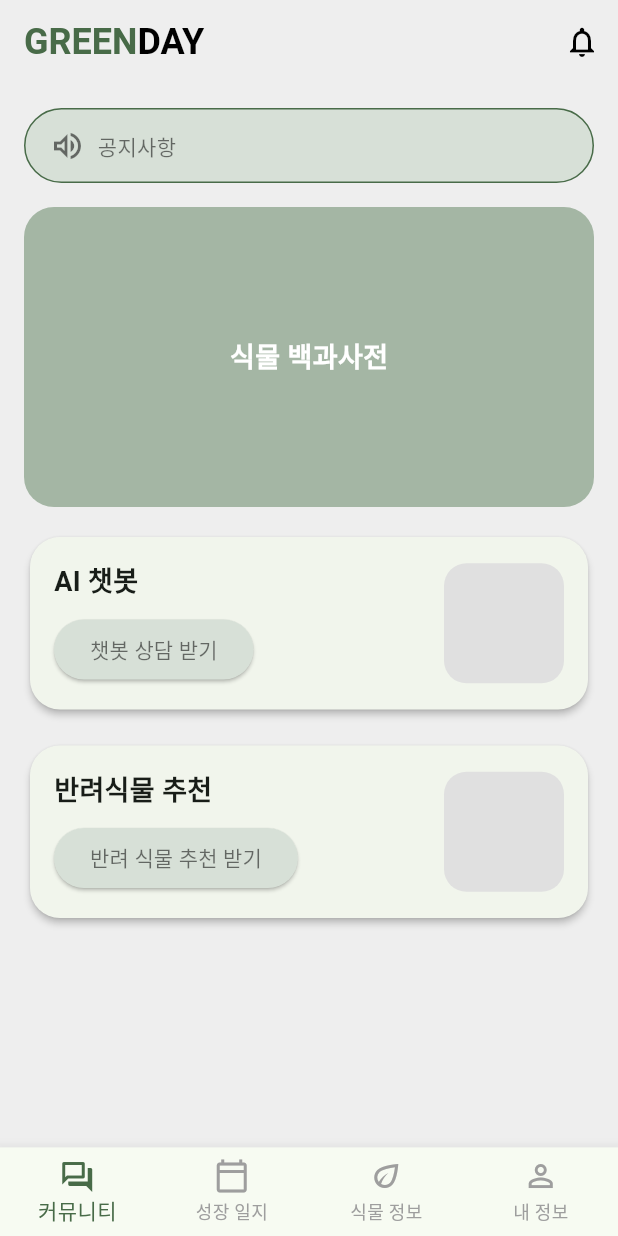
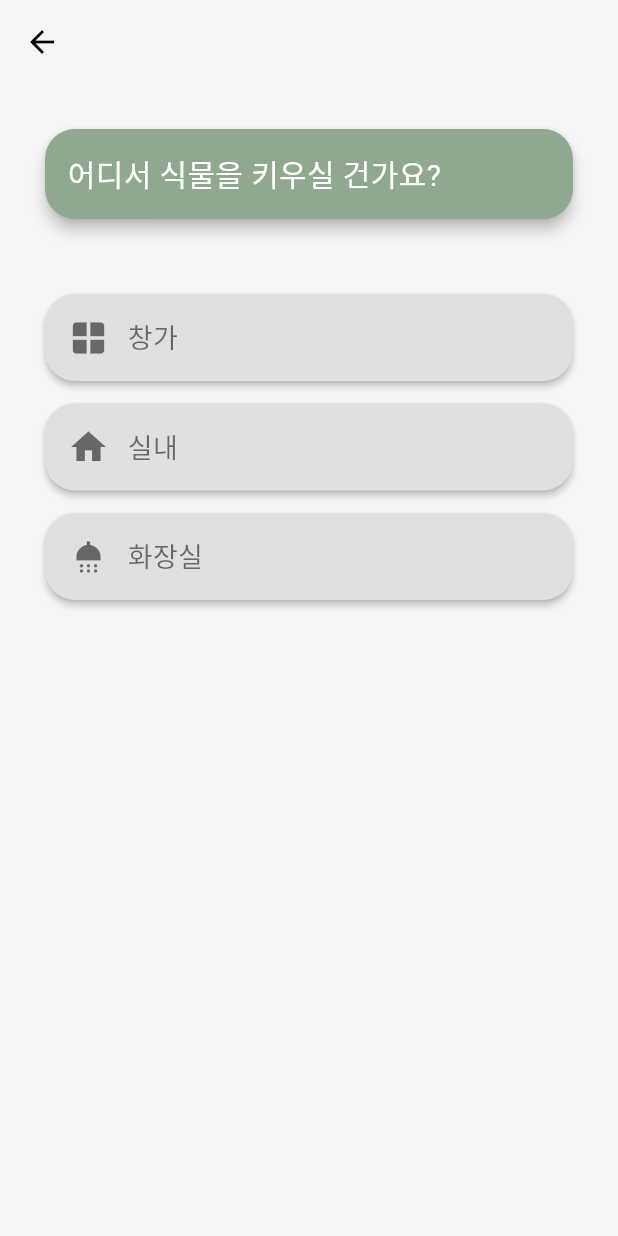
Before and after one commit to kmsms9207/Greenday, a Flutter app: the screen it shows after launch, after a tap on "반려 식물 추천 받기", on a phone screen of 412 x 824 dp. Run offline on Flutter 3.47's test engine with Material 3 defaults, Android fonts, the phone set to English and light mode, and no system bars; our stand-ins replace cached_network_image.

Commit message:
식물 추천 화면 추가

```diff
--- a/frontend/lib/main_screen.dart
+++ b/frontend/lib/main_screen.dart
@@ -5,6 +5,7 @@ import 'notification.dart';
 import 'chatbot.dart';
 import 'encyclopedia_list.dart';
 import 'plant_diary.dart';
+import 'recommend.dart';
 
 class MainScreen extends StatefulWidget {
   // 로그인 화면에서 사용자 이름을 전달받기 위한 변수
@@ -200,7 +201,12 @@ class HomePage extends StatelessWidget {
               title: "반려식물 추천",
               buttonText: "반려 식물 추천 받기",
               onPressed: () {
-                // TODO: 반려식물 추천 기능 구현
+                Navigator.push(
+                  context,
+                  MaterialPageRoute(
+                    builder: (context) => const RecommendScreen(),
+                  ),
+                );
               },
             ),
           ],
--- /dev/null
+++ b/frontend/lib/recommend.dart
@@ -0,0 +1,195 @@
+import 'package:flutter/material.dart';
+
+class RecommendScreen extends StatefulWidget {
+  const RecommendScreen({super.key});
+
+  @override
+  State<RecommendScreen> createState() => _RecommendScreenState();
+}
+
+class _RecommendScreenState extends State<RecommendScreen> {
+  int _currentStep = 1;
+  final Map<String, dynamic> _answers = {
+    "place": null,
+    "experience": null,
+    "has_pets": null,
+  };
+
+  void _nextStep() {
+    setState(() {
+      _currentStep++;
+    });
+  }
+
+  void _prevStep() {
+    if (_currentStep > 1) {
+      setState(() {
+        _currentStep--;
+      });
+    } else {
+      Navigator.of(context).pop();
+    }
+  }
+
+  @override
+  Widget build(BuildContext context) {
+    return Scaffold(
+      backgroundColor: Colors.grey[100],
+      appBar: AppBar(
+        backgroundColor: Colors.grey[100],
+        elevation: 0,
+        leading: IconButton(
+          icon: const Icon(Icons.arrow_back, color: Colors.black),
+          onPressed: _prevStep,
+        ),
+      ),
+      body: _buildStepContent(),
+    );
+  }
+
+  Widget _buildStepContent() {
+    switch (_currentStep) {
+      case 1:
+        return _buildQuestion1();
+      case 2:
+        return _buildQuestion2();
+      case 3:
+        return _buildQuestion3();
+      case 4:
+        return _buildLoadingScreen();
+      default:
+        return const SizedBox.shrink();
+    }
+  }
+
+  // 첫 번째 질문: 장소
+  Widget _buildQuestion1() {
+    return _buildQuestion(
+      title: "어디서 식물을 키우실 건가요?",
+      options: [
+        _optionTile(Icons.window, "창가", "window"),
+        _optionTile(Icons.home, "실내", "indoor"),
+        _optionTile(Icons.shower, "화장실", "bathroom"),
+      ],
+    );
+  }
+
+  // 두 번째 질문: 경험
+  Widget _buildQuestion2() {
+    return _buildQuestion(
+      title: "식물 관리 경험은 어느 정도인가요?",
+      options: [
+        _optionTile(Icons.emoji_people, "초보", "beginner"),
+        _optionTile(Icons.spa, "경험자", "intermediate"),
+        _optionTile(Icons.eco, "전문가", "expert"),
+      ],
+    );
+  }
+
+  // 세 번째 질문: 반려동물
+  Widget _buildQuestion3() {
+    return _buildQuestion(
+      title: "반려동물과 함께 지내시나요?",
+      options: [
+        _optionTile(Icons.pets, "예", true),
+        _optionTile(Icons.close, "아니오", false),
+      ],
+    );
+  }
+
+  // 질문 공통 위젯
+  Widget _buildQuestion({required String title, required List<Widget> options}) {
+    return SingleChildScrollView(
+      padding: const EdgeInsets.all(30),
+      child: Column(
+        crossAxisAlignment: CrossAxisAlignment.start,
+        children: [
+          SizedBox(
+            width: double.infinity,
+            child: Card(
+              margin: EdgeInsets.zero,
+              color: const Color.fromARGB(255, 144, 167, 144),
+              shape: RoundedRectangleBorder(
+                borderRadius: BorderRadius.circular(20),
+              ),
+              elevation: 4,
+              child: Padding(
+                padding: const EdgeInsets.all(15),
+                child: Text(
+                  title,
+                  style: const TextStyle(fontSize: 20, color: Colors.white),
+                ),
+              ),
+            ),
+          ),
+          const SizedBox(height: 50),
+          ...options,
+        ],
+      ),
+    );
+  }
+
+  // 옵션 카드
+  Widget _optionTile(IconData icon, String label, dynamic value) {
+    return GestureDetector(
+      onTap: () {
+        setState(() {
+          if (_currentStep == 1) _answers["place"] = value;
+          if (_currentStep == 2) _answers["experience"] = value;
+          if (_currentStep == 3) _answers["has_pets"] = value;
+
+          if (_currentStep < 4) _nextStep();
+          if (_currentStep == 4) _startLoading();
+        });
+      },
+      child: SizedBox(
+        width: double.infinity,
+        child: Card(
+          color: Colors.grey[300],
+          shape: RoundedRectangleBorder(
+            borderRadius: BorderRadius.circular(20),
+          ),
+          margin: const EdgeInsets.only(bottom: 15),
+          elevation: 2,
+          child: Padding(
+            padding: const EdgeInsets.all(15),
+            child: Row(
+              children: [
+                Icon(icon, size: 28, color: Colors.black54),
+                const SizedBox(width: 12),
+                Text(
+                  label,
+                  style: const TextStyle(fontSize: 18, color: Colors.black54),
+                ),
+              ],
+            ),
+          ),
+        ),
+      )
+    );
+  }
+
+  // 로딩 화면
+  Widget _buildLoadingScreen() {
+    _startLoading();
+    return const Center(
+      child: Column(
+        mainAxisAlignment: MainAxisAlignment.center,
+        children: [
+          CircularProgressIndicator(color: Color(0xFFA4B6A4)),
+          SizedBox(height: 40),
+          Text(
+            "AI가 당신에게 맞는 식물을 찾고 있어요...",
+            style: TextStyle(fontSize: 18),
+          ),
+        ],
+      ),
+    );
+  }
+
+  void _startLoading() async {
+    await Future.delayed(const Duration(seconds: 2)); // 서버 요청 대기 시간 시뮬레이션
+    // TODO: 실제 서버 API 호출 후 결과 화면으로 이동
+    print("설문 결과: $_answers");
+  }
+}
```
Also changed, not shown: frontend/lib/chatbot.dart (+0 -8 lines).
